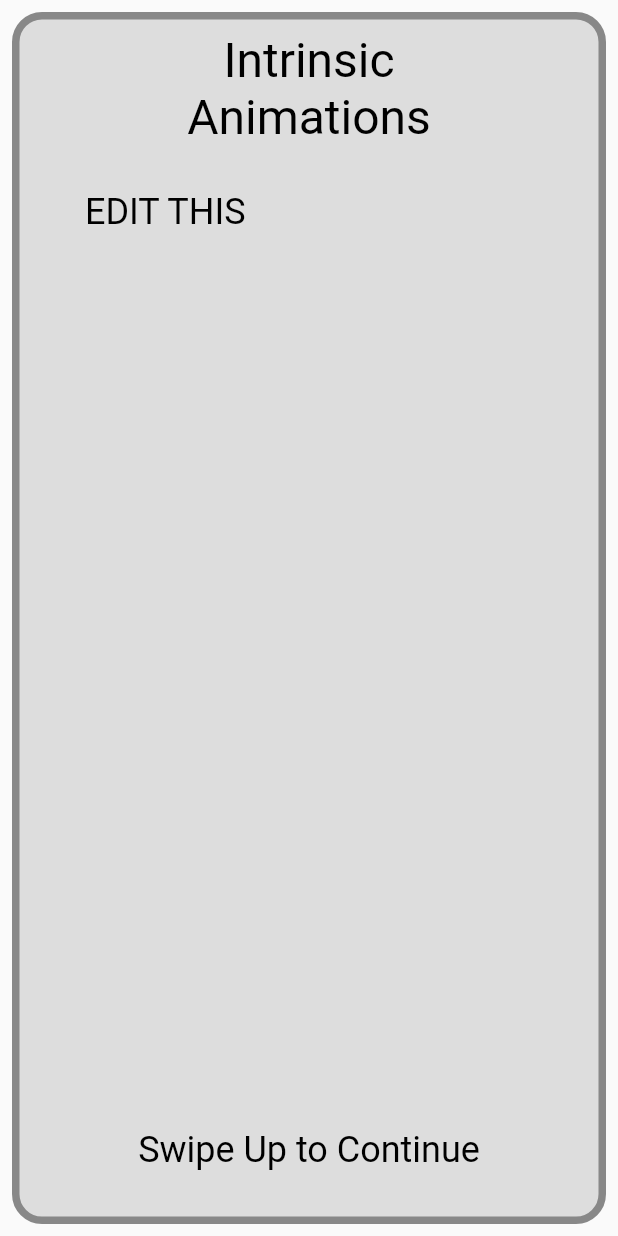
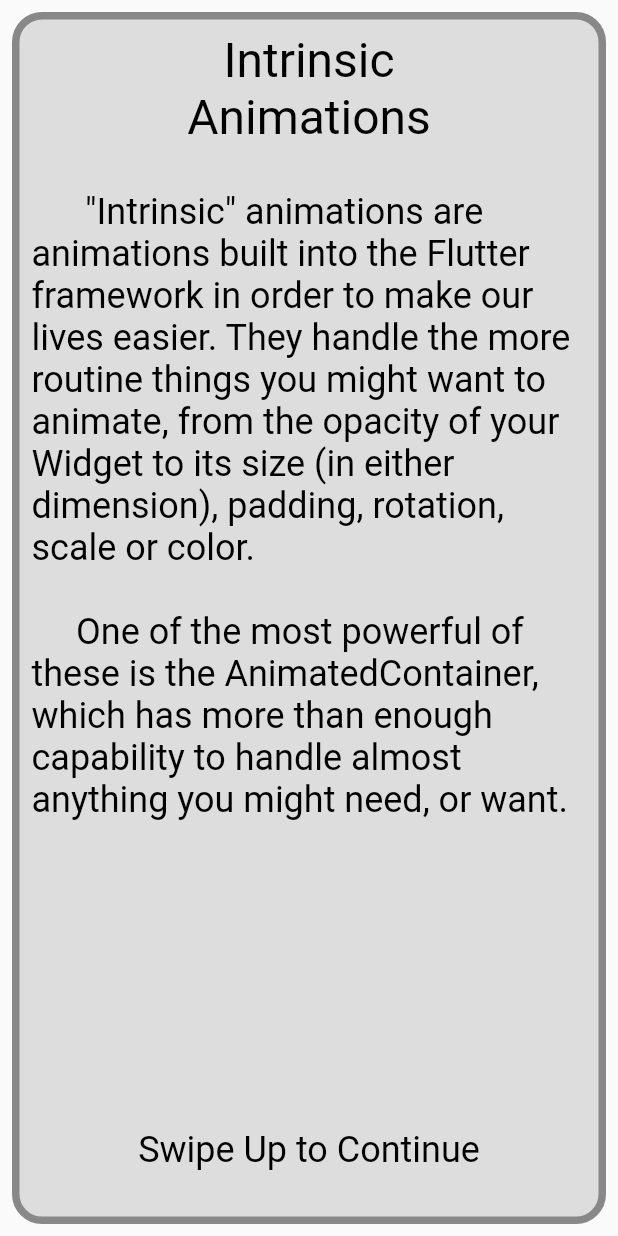
Before and after one commit to ScottS2017/Flutter_Z2P_04, a Flutter app: the IntrinsicAnimationsWelcome widget shown alone on an empty page, opened directly, on a phone screen of 412 x 824 dp. Run offline on Flutter 3.47's test engine with Material 2 defaults, Android fonts, the phone set to English and light mode, and no system bars.

Commit message:
Intrinsic animations welcome page written

```diff
--- a/lib/animation_examples/intrinsic_animations/intrinsic_animations_welcome.dart
+++ b/lib/animation_examples/intrinsic_animations/intrinsic_animations_welcome.dart
@@ -51,7 +51,7 @@ class _IntrinsicAnimationsWelcomeState extends State<IntrinsicAnimationsWelcome>
               const Expanded(
                 flex: 80,
                 child:  Text(
-                  '\n      EDIT THIS',
+                  '\n      "Intrinsic" animations are animations built into the Flutter framework in order to make our lives easier. They handle the more routine things you might want to animate, from the opacity of your Widget to its size (in either dimension), padding, rotation, scale or color. \n\n     One of the most powerful of these is the AnimatedContainer, which has more than enough capability to handle almost anything you might need, or want.',
                   semanticsLabel: 'EDIT THIS',
                   textAlign: TextAlign.left,
                   style: TextStyle(
@@ -64,7 +64,7 @@ class _IntrinsicAnimationsWelcomeState extends State<IntrinsicAnimationsWelcome>
                 flex: 10,
                 child: Text(
                   '\nSwipe Up to Continue\n',
-                  semanticsLabel: 'Press And Hold Anywhere to Continue',
+                  semanticsLabel: 'Swipe Up to Continue',
                   textAlign: TextAlign.center,
                   style: TextStyle(
                     fontSize: 24,
```
